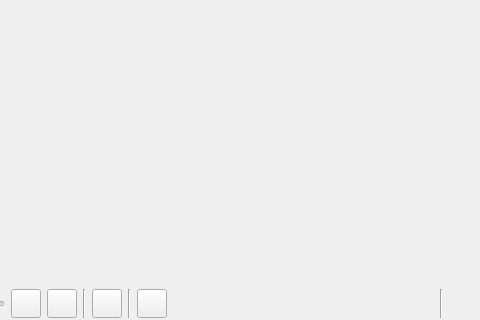
Above: ui/distraction_free_manuscript_editor.ui from zkovari/plotlyst before the change; both pictures show x 201 to 681 and y 144 to 464 of the 681 by 464 pixel window. Below: the same form after it.
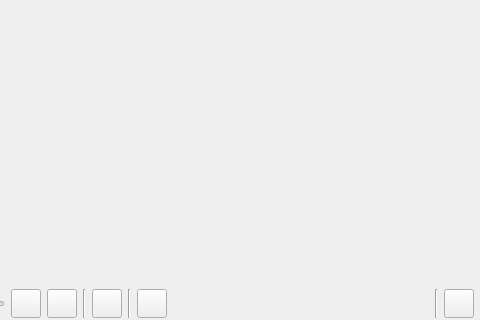
That is the form after the change.

```diff
--- a/ui/distraction_free_manuscript_editor.ui
+++ b/ui/distraction_free_manuscript_editor.ui
@@ -261,9 +261,6 @@
         <property name="toolTip">
          <string>Exit distraction free mode</string>
         </property>
-        <property name="styleSheet">
-         <string notr="true">border: 0px;</string>
-        </property>
         <property name="text">
          <string/>
         </property>
```
Left out of the diff: 3 changed lines with no effect on the pictures.
